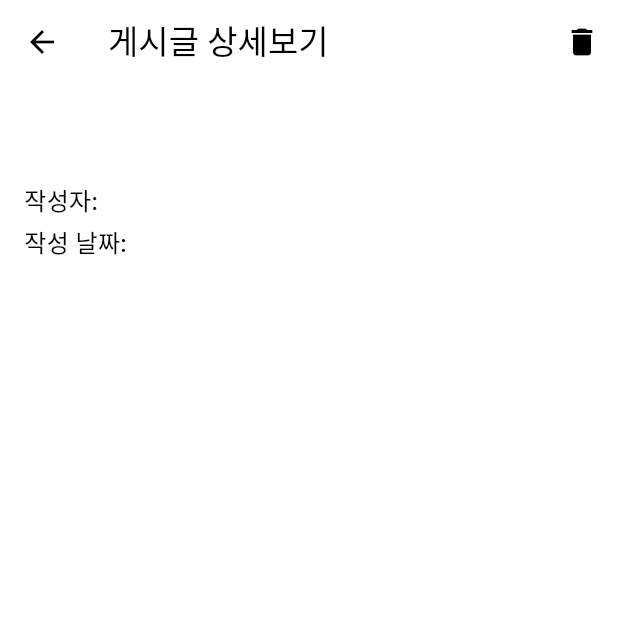
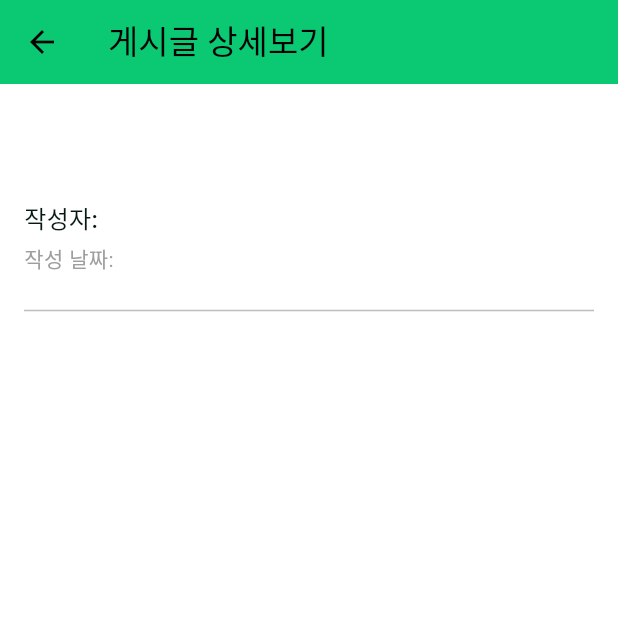
Before and after one commit to BlueH-01/dietary2, a Flutter app: the PostDetailScreen screen opened directly with empty values, on a phone screen of 412 x 824 dp, the top half of it. Run offline on Flutter 3.47's test engine with Material 3 defaults, Android fonts, the phone set to English and light mode, and no system bars; our stand-ins replace cloud_firestore, firebase_auth, firebase_core, firebase_storage, flutter_local_notifications, image_picker and 3 more; accounts and stored records are empty.

Commit message:
community design

```diff
--- a/lib/community/community_screen.dart
+++ b/lib/community/community_screen.dart
@@ -12,10 +12,6 @@ class CommunityScreen extends StatelessWidget {
   @override
   Widget build(BuildContext context) {
     return Scaffold(
-      appBar: AppBar(
-        title: const Text('커뮤니티 게시판'),
-        backgroundColor: Colors.green,
-      ),
       body: StreamBuilder<List<Map<String, dynamic>>>(
         stream: _communityService.getPosts(),
         builder: (context, snapshot) {
--- a/lib/community/post_detail_screen.dart
+++ b/lib/community/post_detail_screen.dart
@@ -1,6 +1,4 @@
-// post_detail_screen.dart
 import 'package:flutter/material.dart';
-import 'community_service.dart';
 
 class PostDetailScreen extends StatelessWidget {
   final String title;
@@ -22,51 +20,71 @@ class PostDetailScreen extends StatelessWidget {
 
   @override
   Widget build(BuildContext context) {
-    final CommunityService communityService = CommunityService();
-
     return Scaffold(
       appBar: AppBar(
         title: const Text('게시글 상세보기'),
-        actions: [
-          IconButton(
-            icon: const Icon(Icons.delete),
-            onPressed: () async {
-              // 게시글 삭제
-              await communityService.deletePost(postId);
-              Navigator.pop(context); // 삭제 후 뒤로 가기
-            },
+        backgroundColor:
+            const Color.fromARGB(255, 11, 200, 115), // AppBar 배경색 변경
       ),
-        ],
-      ),
-      body: Padding(
+      body: SingleChildScrollView(
+        // 스크롤 기능 추가
+        child: Padding(
           padding: const EdgeInsets.all(16.0),
           child: Column(
             crossAxisAlignment: CrossAxisAlignment.start,
             children: [
               imageUrl.isNotEmpty
-                ? Image.network(imageUrl)
+                  ? ClipRRect(
+                      borderRadius:
+                          BorderRadius.circular(10.0), // 이미지 둥근 모서리 처리
+                      child: Image.network(
+                        imageUrl,
+                        width: double.infinity, // 이미지 크기 100%로
+                        height: 250.0, // 이미지 고정 높이
+                        fit: BoxFit.cover, // 이미지가 영역을 넘지 않도록 설정
+                      ),
+                    )
                   : const SizedBox.shrink(),
-            const SizedBox(height: 8),
+              const SizedBox(height: 16),
               Text(
                 title,
-              style: const TextStyle(fontSize: 24, fontWeight: FontWeight.bold),
+                style: const TextStyle(
+                  fontSize: 26, // 타이틀 크기 증가
+                  fontWeight: FontWeight.bold,
+                  color: Colors.black87,
+                ),
               ),
               const SizedBox(height: 8),
               Text(
                 '작성자: $author',
-              style: const TextStyle(fontSize: 16, fontWeight: FontWeight.w500),
+                style: const TextStyle(
+                  fontSize: 16,
+                  fontWeight: FontWeight.w500,
+                  color: Color.fromARGB(255, 7, 23, 17),
+                ),
               ),
               const SizedBox(height: 4),
               Text(
                 '작성 날짜: $date',
-              style: const TextStyle(fontSize: 16, fontWeight: FontWeight.w500),
+                style: const TextStyle(
+                  fontSize: 14,
+                  fontWeight: FontWeight.w400,
+                  color: Colors.grey,
                 ),
+              ),
+              const SizedBox(height: 16),
+              Divider(color: Colors.grey.shade400), // 구분선 추가
               const SizedBox(height: 16),
               Text(
                 comment,
-              style: const TextStyle(fontSize: 16),
+                style: const TextStyle(
+                  fontSize: 16,
+                  height: 1.5, // 줄 간격 조정
+                  color: Colors.black87,
+                ),
               ),
             ],
+          ),
         ),
       ),
     );
```
Lines whose indentation alone changed are shown as unchanged.
